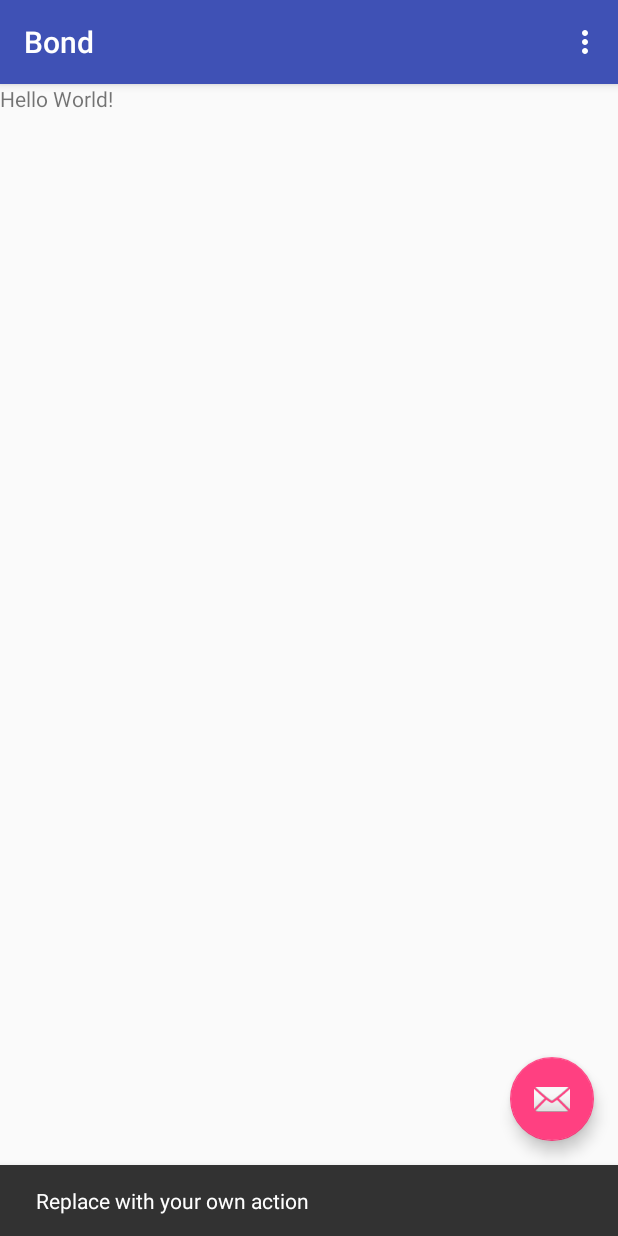
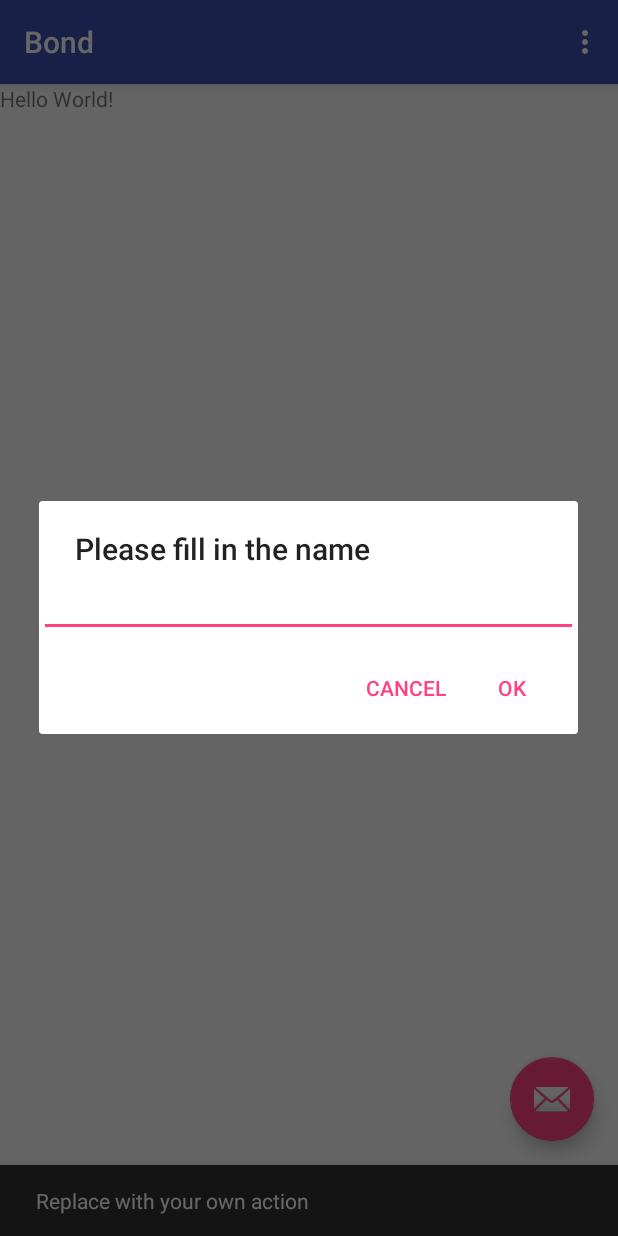
Before and after one commit to vantrinh7/Bond, an Android app: the screen it shows after launch (MainContactScreen), after a tap on an icon or button, on a phone screen of 412 x 824 dp. Run offline under Robolectric (Android 15) with nearby library versions, the phone set to English and light mode, and no system bars.

Commit message:
Added Dialog button actions

```diff
--- a/app/src/main/java/com/example/demouser/bond/MainContactScreen.java
+++ b/app/src/main/java/com/example/demouser/bond/MainContactScreen.java
@@ -1,15 +1,21 @@
 package com.example.demouser.bond;
 
+import android.content.DialogInterface;
 import android.os.Bundle;
 import android.support.design.widget.FloatingActionButton;
 import android.support.design.widget.Snackbar;
+import android.support.v7.app.AlertDialog;
 import android.support.v7.app.AppCompatActivity;
 import android.support.v7.widget.Toolbar;
+import android.text.InputType;
 import android.view.View;
 import android.view.Menu;
 import android.view.MenuItem;
+import android.widget.EditText;
 
 public class MainContactScreen extends AppCompatActivity {
+
+    private String m_Text = "";
 
     @Override
     protected void onCreate(Bundle savedInstanceState) {
@@ -24,8 +30,33 @@ public class MainContactScreen extends AppCompatActivity {
             public void onClick(View view) {
                 Snackbar.make(view, "Replace with your own action", Snackbar.LENGTH_LONG)
                         .setAction("Action", null).show();
+                initiateAddButton();
             }
         });
+    }
+
+    public void initiateAddButton() {
+        AlertDialog.Builder builder = new AlertDialog.Builder(this);
+        builder.setTitle("Please fill in the name");
+        EditText input = new EditText(this);
+        input.setInputType(InputType.TYPE_CLASS_TEXT);
+        builder.setView(input);
+        // Set up the buttons
+        builder.setPositiveButton("OK", new DialogInterface.OnClickListener() {
+
+            @Override
+            public void onClick(DialogInterface dialog, int which) {
+                m_Text = input.getText().toString();
+            }
+        });
+        builder.setNegativeButton("Cancel", new DialogInterface.OnClickListener() {
+            @Override
+            public void onClick(DialogInterface dialog, int which) {
+                dialog.cancel();
+            }
+        });
+
+        builder.show();
     }
 
     @Override
```
